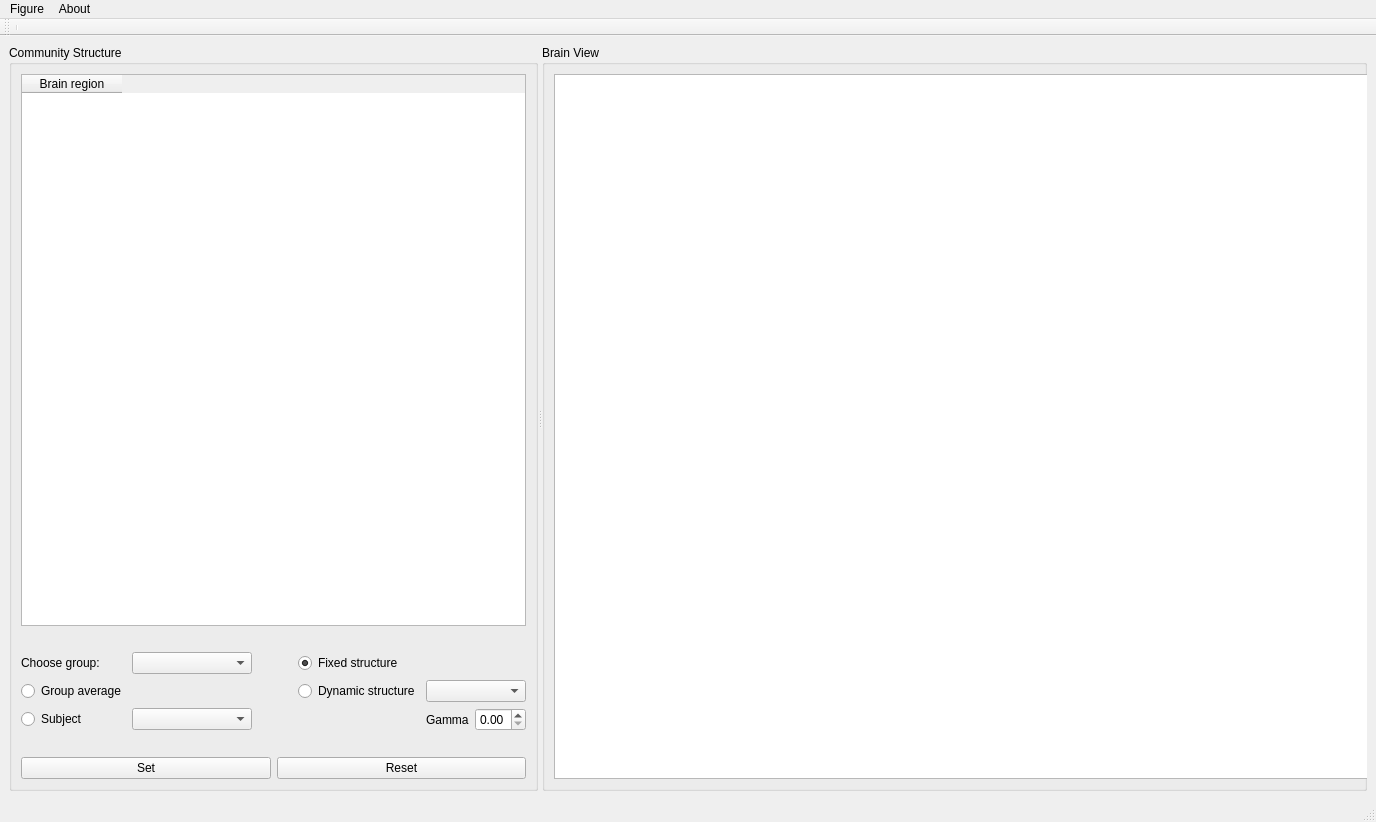
This is braphy/gui/ui_files/community_structure.ui in softmatterlab/Braph-2.0-Python as Qt 5 draws it before an edit. The edited form follows.
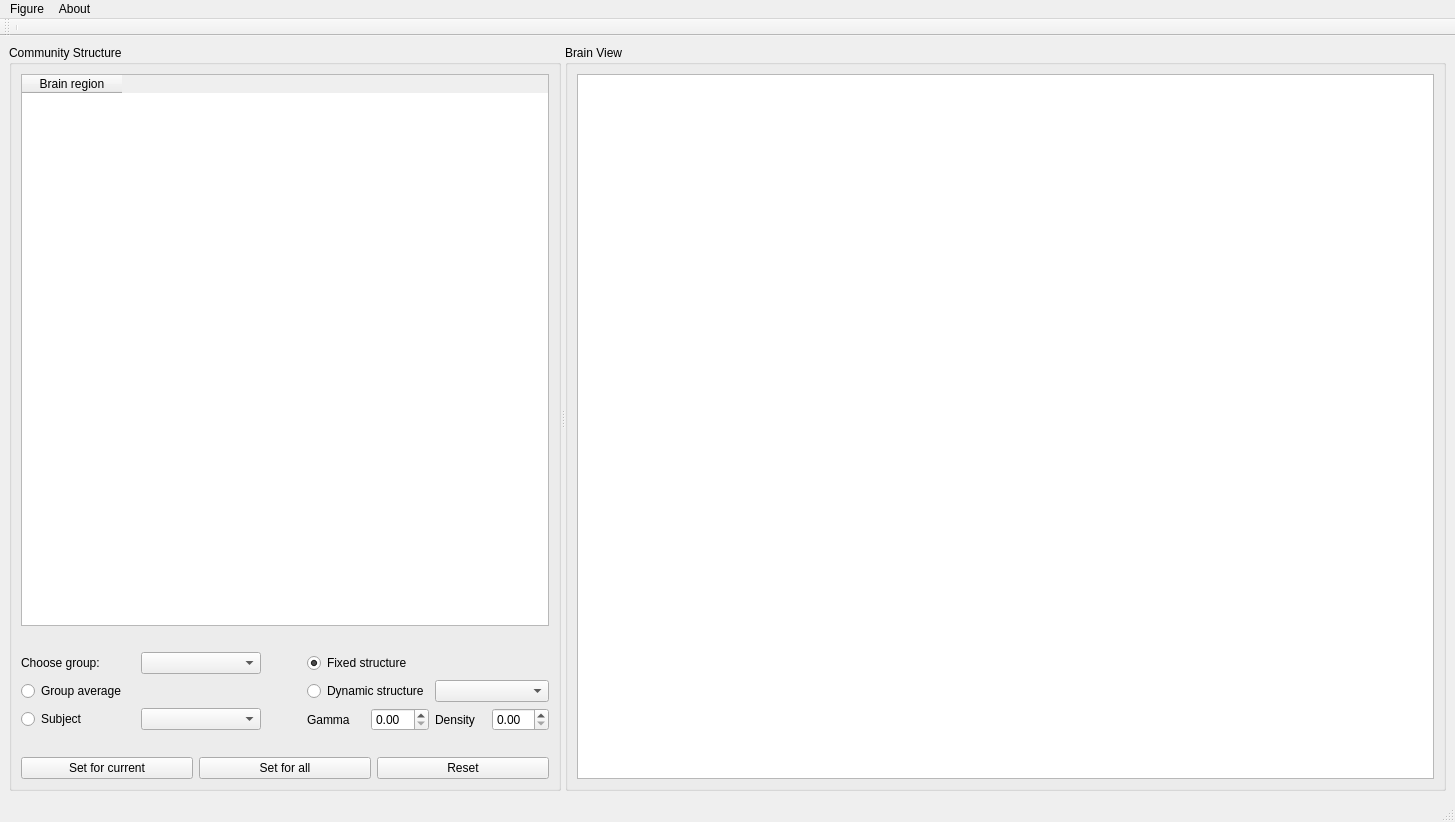
This is the edited form. Custom widgets are drawn as their Qt base class.

Commit message: Add set all to community structure

```diff
--- a/braphy/gui/ui_files/community_structure.ui
+++ b/braphy/gui/ui_files/community_structure.ui
@@ -6,7 +6,7 @@
    <rect>
     <x>0</x>
     <y>0</y>
-    <width>1346</width>
+    <width>1455</width>
     <height>822</height>
    </rect>
   </property>
@@ -104,23 +104,16 @@
               <property name="topMargin">
                <number>0</number>
               </property>
-              <item row="0" column="1">
-               <widget class="QDoubleSpinBox" name="spinBoxGamma">
-                <property name="maximum">
-                 <double>1.000000000000000</double>
-                </property>
-                <property name="singleStep">
-                 <double>0.050000000000000</double>
-                </property>
-               </widget>
-              </item>
               <item row="0" column="0">
-               <widget class="QLabel" name="labelGamma">
+               <widget class="QLabel" name="labelBinary">
                 <property name="text">
-                 <string>Gamma</string>
+                 <string>Density</string>
                 </property>
                </widget>
               </item>
+              <item row="0" column="1">
+               <widget class="QDoubleSpinBox" name="spinBoxBinary"/>
+              </item>
              </layout>
             </item>
             <item row="0" column="3">
@@ -175,6 +168,27 @@
               </attribute>
              </widget>
             </item>
+            <item row="2" column="3">
+             <layout class="QGridLayout" name="gridLayout_3">
+              <item row="0" column="0">
+               <widget class="QLabel" name="labelGamma">
+                <property name="text">
+                 <string>Gamma</string>
+                </property>
+               </widget>
+              </item>
+              <item row="0" column="1">
+               <widget class="QDoubleSpinBox" name="spinBoxGamma">
+                <property name="maximum">
+                 <double>1.000000000000000</double>
+                </property>
+                <property name="singleStep">
+                 <double>0.050000000000000</double>
+                </property>
+               </widget>
+              </item>
+             </layout>
+            </item>
            </layout>
           </item>
          </layout>
@@ -187,7 +201,14 @@
           <item>
            <widget class="QPushButton" name="btnSet">
             <property name="text">
-             <string>Set</string>
+             <string>Set for current</string>
+            </property>
+           </widget>
+          </item>
+          <item>
+           <widget class="QPushButton" name="btnSetAll">
+            <property name="text">
+             <string>Set for all</string>
             </property>
            </widget>
           </item>
@@ -234,7 +255,7 @@
     <rect>
      <x>0</x>
      <y>0</y>
-     <width>1346</width>
+     <width>1455</width>
      <height>22</height>
     </rect>
    </property>
```
Left out of the diff: 3 changed lines with no effect on the pictures. The commit also changes 1 other file.
